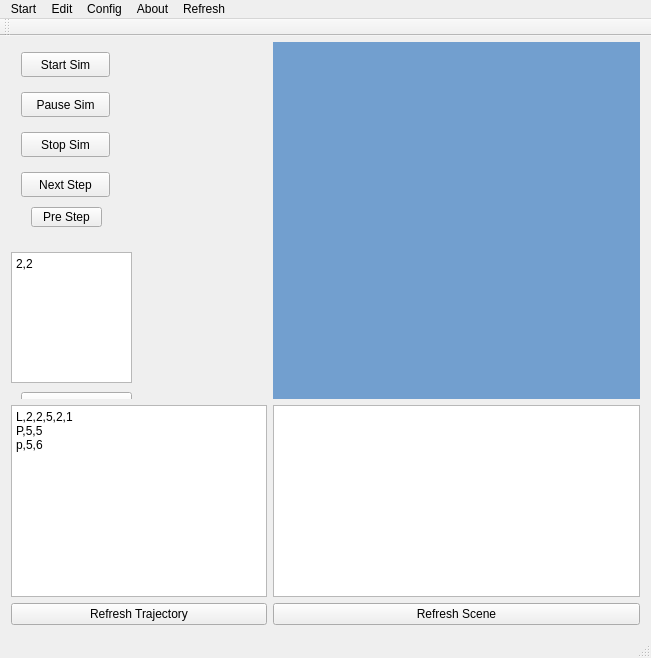
The window that mainwindow.ui (wystephen/RT-Sim) describes before a commit, drawn with Qt 5.
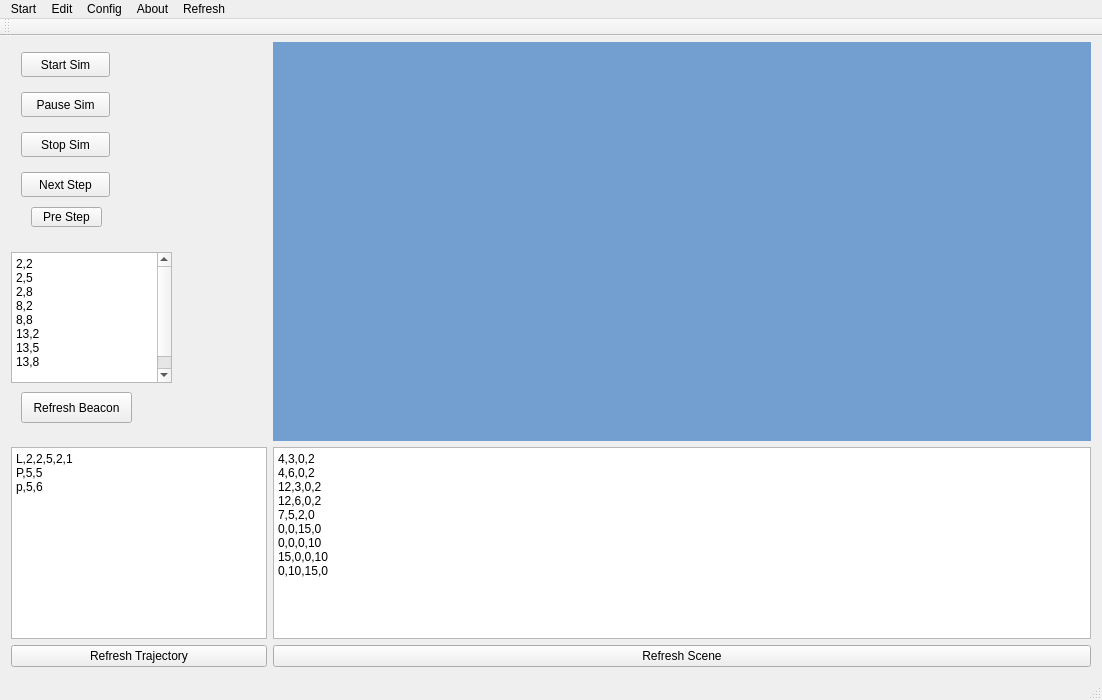
The same window after the commit.

```diff
--- a/mainwindow.ui
+++ b/mainwindow.ui
@@ -9,8 +9,8 @@
    <rect>
     <x>0</x>
     <y>0</y>
-    <width>651</width>
-    <height>658</height>
+    <width>1102</width>
+    <height>700</height>
    </rect>
   </property>
   <property name="sizePolicy">
@@ -62,7 +62,7 @@
    <property name="styleSheet">
     <string notr="true"/>
    </property>
-   <layout class="QGridLayout" name="gridLayout" rowstretch="0,0,0,0" columnstretch="0,0,0,0">
+   <layout class="QGridLayout" name="gridLayout" rowstretch="0,0,0,0" columnstretch="0,0,0">
     <property name="topMargin">
      <number>6</number>
     </property>
@@ -153,12 +153,20 @@
         <rect>
          <x>0</x>
          <y>210</y>
-         <width>121</width>
+         <width>161</width>
          <height>131</height>
         </rect>
        </property>
        <property name="plainText">
-        <string>2,2</string>
+        <string>2,2
+2,5
+2,8
+8,2
+8,8
+13,2
+13,5
+13,8
+</string>
        </property>
       </widget>
       <widget class="QPushButton" name="btn_refresh_beacon">
@@ -204,7 +212,19 @@
      </widget>
     </item>
     <item row="2" column="2">
-     <widget class="QPlainTextEdit" name="plainTextEdit_2"/>
+     <widget class="QPlainTextEdit" name="txtScene">
+      <property name="plainText">
+       <string>4,3,0,2
+4,6,0,2
+12,3,0,2
+12,6,0,2
+7,5,2,0
+0,0,15,0
+0,0,0,10
+15,0,0,10
+0,10,15,0</string>
+      </property>
+     </widget>
     </item>
     <item row="2" column="0">
      <widget class="QPlainTextEdit" name="plainTextEdit">
@@ -222,7 +242,7 @@
     <rect>
      <x>0</x>
      <y>0</y>
-     <width>651</width>
+     <width>1102</width>
      <height>22</height>
     </rect>
    </property>
```
Left out of the diff: 2 changed lines with no effect on the pictures.
